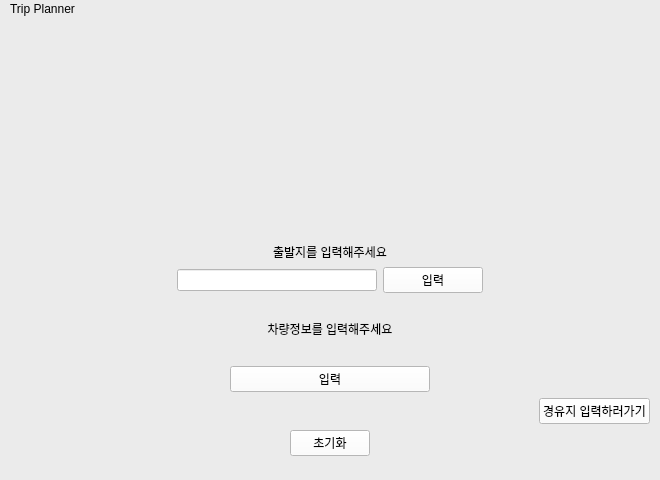
The window that src/main.ui (wooing1084/TripPlanner) describes before a commit, drawn with Qt 5.
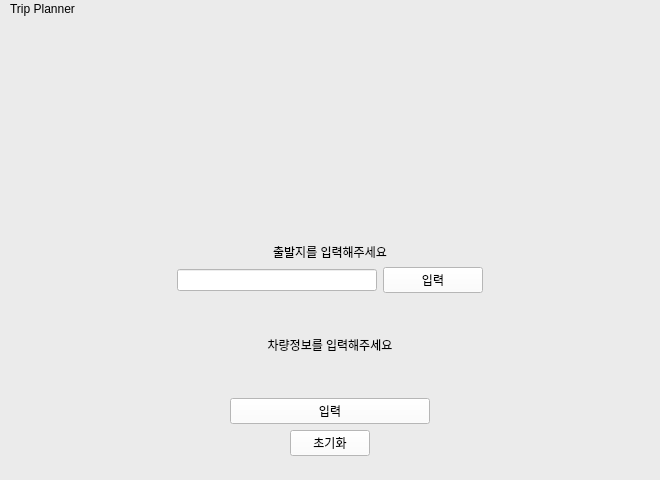
The same window after the commit. Icons and pictures are not drawn.

What changed in the file:
```diff
--- a/src/main.ui
+++ b/src/main.ui
@@ -213,33 +213,6 @@
        </item>
       </layout>
      </item>
-     <item>
-      <layout class="QHBoxLayout" name="horizontalLayout_3">
-       <item>
-        <spacer name="horizontalSpacer_5">
-         <property name="orientation">
-          <enum>Qt::Horizontal</enum>
-         </property>
-         <property name="sizeHint" stdset="0">
-          <size>
-           <width>40</width>
-           <height>20</height>
-          </size>
-         </property>
-        </spacer>
-       </item>
-       <item>
-        <widget class="QPushButton" name="toKyoungyu">
-         <property name="styleSheet">
-          <string notr="true">background-color: rgb(255, 255, 255);</string>
-         </property>
-         <property name="text">
-          <string>경유지 입력하러가기</string>
-         </property>
-        </widget>
-       </item>
-      </layout>
-     </item>
      <item>
       <layout class="QHBoxLayout" name="horizontalLayout_4">
        <item>
```
